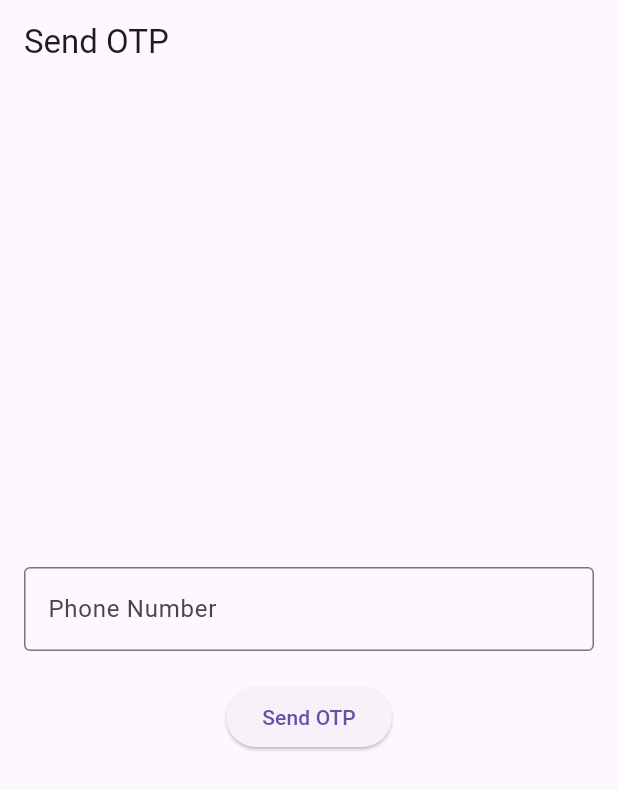
After one commit to Akshay2129/GetXApp, a Flutter app: the screen it shows after launch, on a phone screen of 412 x 824 dp. The commit adds this screen. Shown: the top 790 px of the screen. Run offline on Flutter 3.47's test engine with Material 3 defaults, Android fonts, the phone set to English and light mode, and no system bars; our stand-ins replace get.

Commit message:
getX app

```diff
--- a/lib/main.dart
+++ b/lib/main.dart
@@ -2,6 +2,7 @@ import 'package:flutter/material.dart';
 import 'package:get/get.dart';
 import 'package:getxproject/pages/MyHomePage.dart';
 import 'package:getxproject/pages/about_page.dart';
+import 'package:getxproject/pages/send_otp_screen.dart';
 
 void main() {
   runApp(const MyApp());
@@ -15,8 +16,7 @@ class MyApp extends StatelessWidget {
   Widget build(BuildContext context) {
     return GetMaterialApp(
       title: 'Flutter Demo',
-
-      home:  AbouPage()
+      home: SendOtp(),
     );
   }
 }
--- a/lib/pages/MyHomePage.dart
+++ b/lib/pages/MyHomePage.dart
@@ -3,6 +3,7 @@ import 'dart:math';
 import 'package:flutter/material.dart';
 import 'package:get/get.dart';
 import 'package:getxproject/controller/app_controller.dart';
+import 'package:getxproject/controller/get_api_controller.dart';
 import 'package:getxproject/pages/about_page.dart';
 
 class MyHomePage extends StatelessWidget {
@@ -11,6 +12,7 @@ class MyHomePage extends StatelessWidget {
   @override
   Widget build(BuildContext context) {
     AppCotroller appCotroller = Get.put(AppCotroller());
+    GetApiController getApiController = Get.put(GetApiController());
     return Scaffold(
       appBar: AppBar(
         title: const Text("GetX App", style: TextStyle(color: Colors.white)),
@@ -45,7 +47,8 @@ class MyHomePage extends StatelessWidget {
             ),
             ElevatedButton(
               onPressed: () {
-                Get.offAll(
+                getApiController.getApi();
+                Get.off(
                   const AbouPage(),
                 );
               },
--- a/lib/pages/about_page.dart
+++ b/lib/pages/about_page.dart
@@ -32,7 +32,7 @@ class AbouPage extends StatelessWidget {
                         Text(item?.name ?? ""),
                         Text(item?.gender ?? ""),
                         Text(item!.phoneNumber.toString()),
-                        SizedBox(
+                       const SizedBox(
                           height: 20,
                         )
                       ],
--- /dev/null
+++ b/lib/pages/send_otp_screen.dart
@@ -0,0 +1,55 @@
+import 'package:flutter/material.dart';
+import 'package:get/get.dart';
+import 'package:getxproject/controller/send_otp_controller.dart';
+
+class SendOtp extends StatelessWidget {
+  const SendOtp({Key? key}) : super(key: key);
+
+  @override
+  Widget build(BuildContext context) {
+    TextEditingController textEditingController = TextEditingController();
+    SendOtpController sendOtpController = Get.put(SendOtpController());
+
+    return Scaffold(
+      appBar: AppBar(
+        title: const Text("Send OTP"),
+      ),
+      body: Padding(
+        padding: const EdgeInsets.all(16.0),
+        child: Column(
+          mainAxisAlignment: MainAxisAlignment.center,
+          children: [
+            TextFormField(
+              controller: textEditingController,
+              decoration: const InputDecoration(
+                labelText: "Phone Number",
+                border: OutlineInputBorder(),
+              ),
+              validator: (value) {
+                if (value == null || value.isEmpty) {
+                  return 'Please enter a phone number';
+                }
+                if (value.length != 10 ||
+                    !RegExp(r'^[0-9]+$').hasMatch(value)) {
+                  return 'Please enter a valid ten-digit phone number';
+                }
+                return null;
+              },
+            ),
+            const SizedBox(height: 20),
+            ElevatedButton(
+              onPressed: () {
+                sendOtpController.sendOtp(textEditingController.text);
+              },
+              child: Obx(() {
+                return sendOtpController.isLoading.value
+                    ? const CircularProgressIndicator()
+                    : const Text("Send OTP");
+              }),
+            ),
+          ],
+        ),
+      ),
+    );
+  }
+}
```
Also changed, not shown: lib/controller/get_api_controller.dart (+16 -9 lines), lib/controller/send_otp_controller.dart (added, +57 -0 lines).
